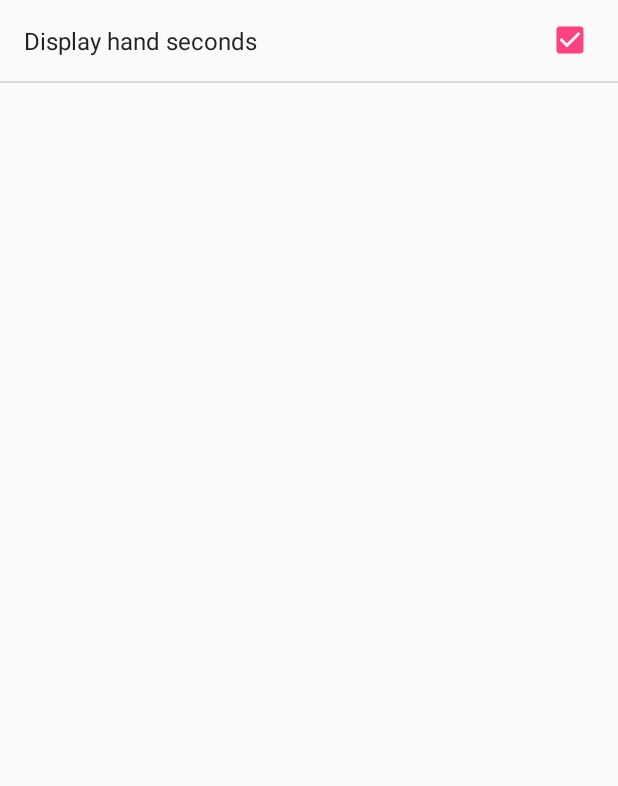
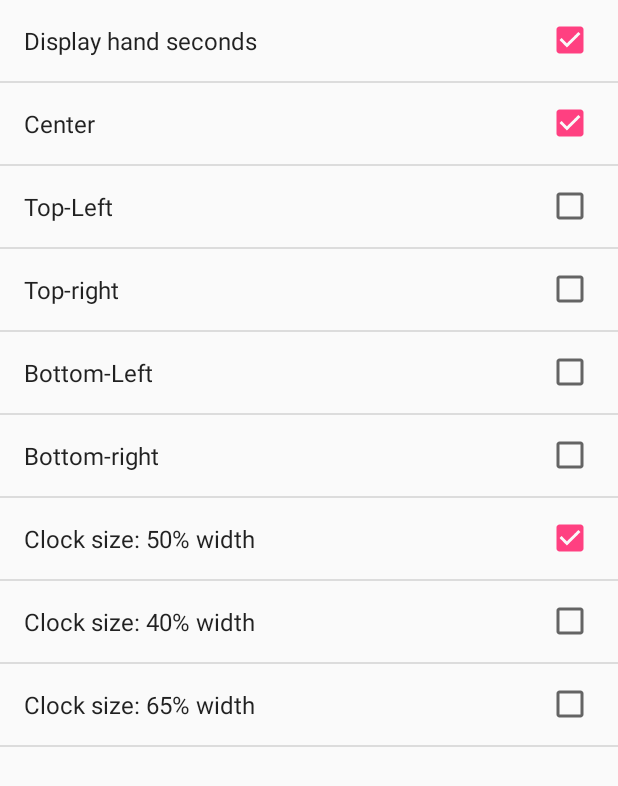
Before and after one commit to alvi17/Live-Clock-Wallpaper, an Android app: the SettingsActivity screen opened directly, with no data from a screen before it, on a phone screen of 412 x 824 dp. Shown: the top 786 px of the screen. Run offline under Robolectric (Android 15) with nearby library versions, the phone set to English and light mode, and no system bars.

Commit message:
new clock and background added

```diff
--- a/app/src/main/java/alvi17/liveclockwallpaper/AnalogClock.java
+++ b/app/src/main/java/alvi17/liveclockwallpaper/AnalogClock.java
@@ -29,7 +29,7 @@ public class AnalogClock extends View {
 	private Calendar cal;
 	private Paint paint;
 	private Bitmap clockDial = BitmapFactory.decodeResource(getResources(),
-			R.drawable.clock2);
+			R.drawable.clock5);
 	private int sizeScaled = -1;
 	private Bitmap clockDialScaled;
 	/** Hands colors. */
--- a/app/src/main/java/alvi17/liveclockwallpaper/ClockWallpaperService.java
+++ b/app/src/main/java/alvi17/liveclockwallpaper/ClockWallpaperService.java
@@ -113,12 +113,12 @@ public class ClockWallpaperService extends WallpaperService {
 		int i=0;
 
 		private void draw(Canvas canvas) {
-			canvas.drawColor(Color.argb(100,230,12,153));
-//			Bitmap bitmap= Bitmap.createScaledBitmap(BitmapFactory.decodeResource(getResources(),
-//					R.drawable.lighthouse), width,height, false);
-//			canvas.drawBitmap(bitmap,0,0,null);
+//			canvas.drawColor(Color.argb(100,230,12,153));
+			Bitmap bitmap= Bitmap.createScaledBitmap(BitmapFactory.decodeResource(getResources(),
+					R.drawable.wall2), width,height, false);
+			canvas.drawBitmap(bitmap,0,0,null);
 
-			clock.config(width / 2, height / 2, (int) (width * 0.7f),
+			clock.config(width-width / 4, width/ 4+40, (int) (width * 0.5f),
 					new Date(), paint, colors, displayHandSec);
 			clock.draw(canvas);
 		}
--- a/app/src/main/res/xml/prefs.xml
+++ b/app/src/main/res/xml/prefs.xml
@@ -6,4 +6,42 @@
         android:title="@string/display_hand_sec"
         android:defaultValue="true" />
 
+        <CheckBoxPreference
+            android:key="center_width"
+            android:title="Center"
+            android:defaultValue="true"/>
+
+    <CheckBoxPreference
+        android:key="topleft"
+        android:title="Top-Left"
+        android:defaultValue="false"/>
+
+    <CheckBoxPreference
+        android:key="topright"
+        android:title="Top-right"
+        android:defaultValue="false"/>
+    <CheckBoxPreference
+        android:key="bottmleft"
+        android:title="Bottom-Left"
+        android:defaultValue="false"/>
+    <CheckBoxPreference
+        android:key="bottomright"
+        android:title="Bottom-right"
+        android:defaultValue="false"/>
+    <CheckBoxPreference
+        android:key="clockwidth50"
+        android:title="Clock size: 50% width"
+        android:defaultValue="true"/>
+    <CheckBoxPreference
+        android:key="clockwidth40"
+        android:title="Clock size: 40% width"
+        android:defaultValue="flase"/>
+
+    <CheckBoxPreference
+        android:key="clockwidth65"
+        android:title="Clock size: 65% width"
+        android:defaultValue="false"/>
+
+
+
 </PreferenceScreen>
```
Also changed, not shown: app/src/main/res/drawable/clock5.jpg (added), app/src/main/res/drawable/wall1.jpg (added), app/src/main/res/drawable/wall2.jpg (added), app/src/main/res/drawable/wall3.jpg (added), app/src/main/res/drawable/wall4.png (added), app/src/main/res/drawable/wall5.jpg (added), app/src/main/res/drawable/wall6.jpg (added).
